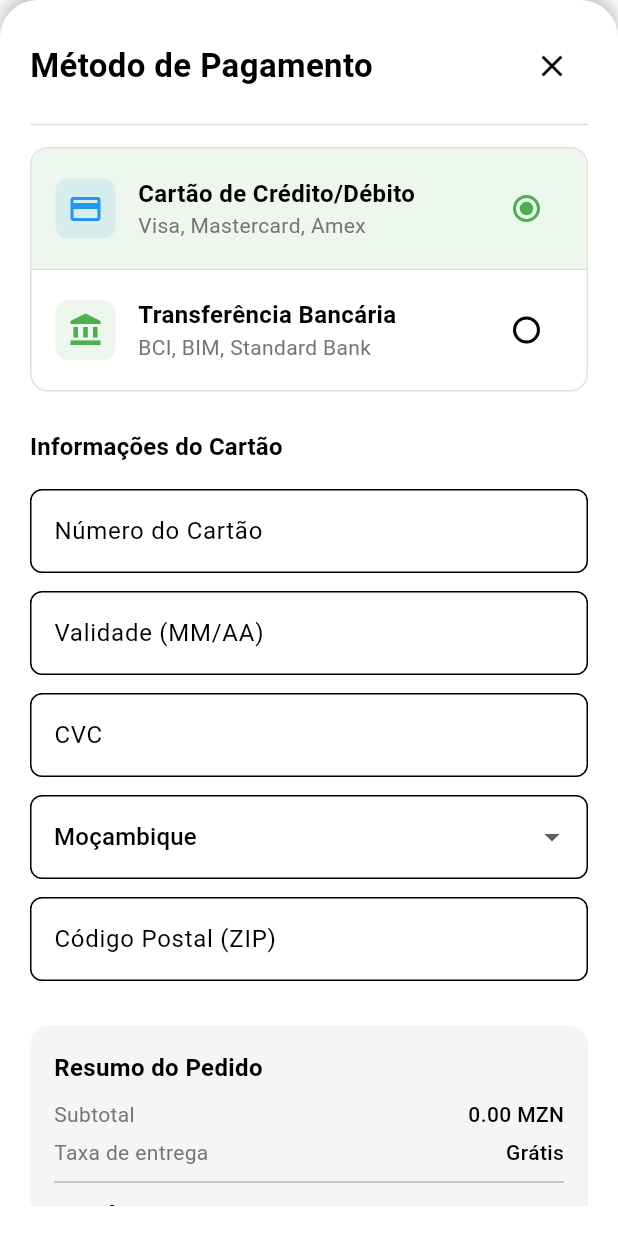
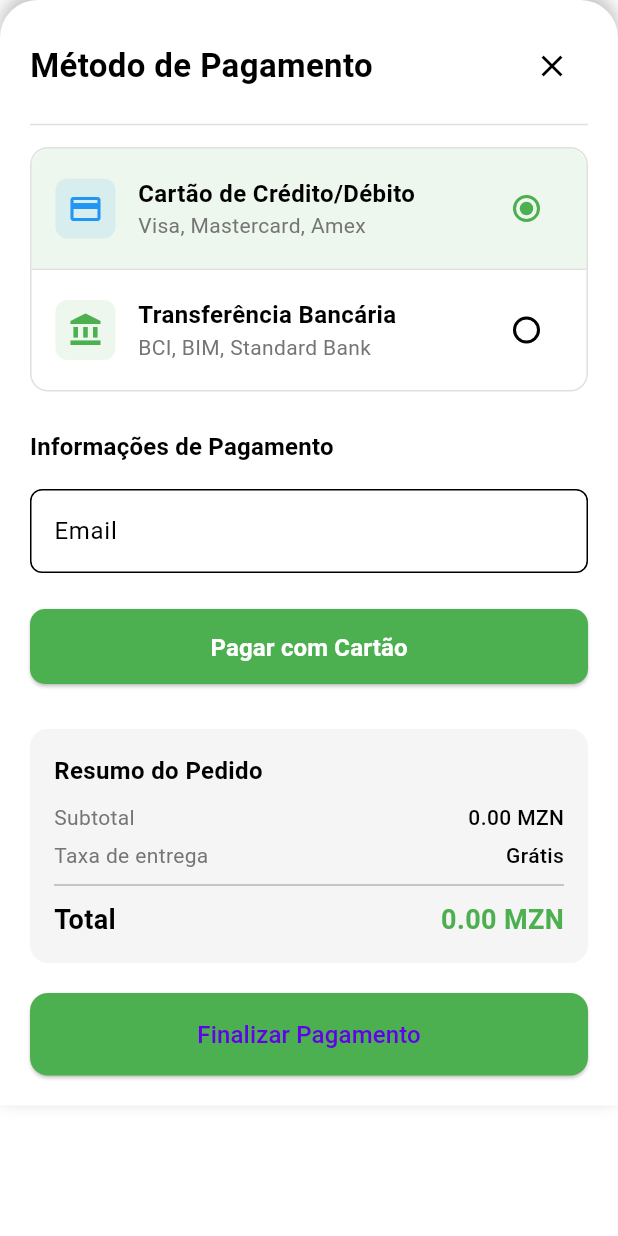
Before and after one commit to restenPiz/healthClick_app, a Flutter app: the PaymentMethodsScreen widget shown alone on an empty page, opened directly with empty values, on a phone screen of 412 x 824 dp. Run offline on Flutter 3.47's test engine with Material 3 defaults, Android fonts, the light colour scheme and no system bars; our stand-ins replace custom_refresh_indicator, firebase_auth, firebase_core, geolocator, getwidget, google_maps_flutter and 4 more; missing offline and left inert: flutter_stripe, laravel_echo; accounts and stored records are empty; network calls fail.

Commit message:
Working on solve bugs in the payment section

```diff
--- a/healthclick_app/lib/screens/cart/PaymentMethodsScreen.dart
+++ b/healthclick_app/lib/screens/cart/PaymentMethodsScreen.dart
@@ -2,7 +2,6 @@
 import 'package:healthclick_app/models/CartProvider.dart';
 import 'package:healthclick_app/screens/cart/StripeCheckoutWidget.dart';
 import 'package:healthclick_app/screens/cart/BankTransferWidget.dart';
-import 'package:provider/provider.dart';
 
 class PaymentMethodsScreen extends StatefulWidget {
   final CartProvider cart;
@@ -19,16 +18,21 @@
 class _PaymentMethodsScreenState extends State<PaymentMethodsScreen> {
   bool _isStripePayment = true;
   final _formKey = GlobalKey<FormState>();
+  final GlobalKey<BankTransferWidgetState> _bankKey =
+      GlobalKey<BankTransferWidgetState>();
   bool _isProcessing = false;
 
   @override
   Widget build(BuildContext context) {
     final isDarkMode = Theme.of(context).brightness == Brightness.dark;
     final cardColor = isDarkMode ? Theme.of(context).cardColor : Colors.white;
-    final dividerColor = isDarkMode ? Colors.grey.shade700 : Colors.grey.shade300;
-    final subtitleColor = isDarkMode ? Colors.grey.shade300 : Colors.grey.shade600;
+    final dividerColor =
+        isDarkMode ? Colors.grey.shade700 : Colors.grey.shade300;
+    final subtitleColor =
+        isDarkMode ? Colors.grey.shade300 : Colors.grey.shade600;
     final shadowColor = isDarkMode ? Colors.black54 : Colors.black26;
-    final summaryBackgroundColor = isDarkMode ? Colors.grey.shade800 : Colors.grey.shade100;
+    final summaryBackgroundColor =
+        isDarkMode ? Colors.grey.shade800 : Colors.grey.shade100;
 
     return Container(
       decoration: BoxDecoration(
@@ -63,7 +67,7 @@
               _buildPaymentMethodSelector(isDarkMode, dividerColor),
               const SizedBox(height: 25),
 
-              // Render Stripe or Bank section inline
+              // Render Stripe ou Bank Transfer
               if (_isStripePayment)
                 StripeCheckoutWidget(
                   amount: (widget.cart.totalAmount * 100).toDouble(),
@@ -77,9 +81,11 @@
                   }).toList(),
                   scrollController: ScrollController(),
                 )
-                // BankTransferWidget(cart: widget.cart)
               else
-                BankTransferWidget(cart: widget.cart),
+                BankTransferWidget(
+                  key: _bankKey,
+                  cart: widget.cart,
+                ),
 
               const SizedBox(height: 30),
               _buildOrderSummary(summaryBackgroundColor, subtitleColor),
@@ -109,7 +115,8 @@
   }
 
   Widget _buildPaymentMethodSelector(bool isDarkMode, Color dividerColor) {
-    final borderColor = isDarkMode ? Colors.grey.shade700 : Colors.grey.shade300;
+    final borderColor =
+        isDarkMode ? Colors.grey.shade700 : Colors.grey.shade300;
 
     return Container(
       decoration: BoxDecoration(
@@ -186,15 +193,22 @@
               child: Column(
                 crossAxisAlignment: CrossAxisAlignment.start,
                 children: [
-                  Text(title, style: const TextStyle(fontWeight: FontWeight.w600, fontSize: 16)),
-                  Text(subtitle, style: TextStyle(color: isDarkMode ? Colors.grey.shade300 : Colors.grey.shade600)),
+                  Text(title,
+                      style: const TextStyle(
+                          fontWeight: FontWeight.w600, fontSize: 16)),
+                  Text(subtitle,
+                      style: TextStyle(
+                          color: isDarkMode
+                              ? Colors.grey.shade300
+                              : Colors.grey.shade600)),
                 ],
               ),
             ),
             Radio(
               value: isTopOption,
               groupValue: _isStripePayment,
-              onChanged: (value) => setState(() => _isStripePayment = value as bool),
+              onChanged: (value) =>
+                  setState(() => _isStripePayment = value as bool),
               activeColor: Colors.green,
             ),
           ],
@@ -206,17 +220,20 @@
   Widget _buildOrderSummary(Color backgroundColor, Color subtitleColor) {
     return Container(
       padding: const EdgeInsets.all(16),
-      decoration: BoxDecoration(color: backgroundColor, borderRadius: BorderRadius.circular(12)),
+      decoration: BoxDecoration(
+          color: backgroundColor, borderRadius: BorderRadius.circular(12)),
       child: Column(
         crossAxisAlignment: CrossAxisAlignment.start,
         children: [
-          const Text('Resumo do Pedido', style: TextStyle(fontWeight: FontWeight.bold, fontSize: 16)),
+          const Text('Resumo do Pedido',
+              style: TextStyle(fontWeight: FontWeight.bold, fontSize: 16)),
           const SizedBox(height: 10),
           Row(
             mainAxisAlignment: MainAxisAlignment.spaceBetween,
             children: [
               Text('Subtotal', style: TextStyle(color: subtitleColor)),
-              Text('${widget.cart.totalAmount.toStringAsFixed(2)} MZN', style: const TextStyle(fontWeight: FontWeight.w500)),
+              Text('${widget.cart.totalAmount.toStringAsFixed(2)} MZN',
+                  style: const TextStyle(fontWeight: FontWeight.w500)),
             ],
           ),
           const SizedBox(height: 5),
@@ -224,16 +241,21 @@
             mainAxisAlignment: MainAxisAlignment.spaceBetween,
             children: [
               Text('Taxa de entrega', style: TextStyle(color: subtitleColor)),
-              const Text('Grátis', style: TextStyle(fontWeight: FontWeight.w500)),
+              const Text('Grátis',
+                  style: TextStyle(fontWeight: FontWeight.w500)),
             ],
           ),
           Divider(height: 20, color: subtitleColor.withOpacity(0.5)),
           Row(
             mainAxisAlignment: MainAxisAlignment.spaceBetween,
             children: [
-              const Text('Total', style: TextStyle(fontWeight: FontWeight.bold, fontSize: 18)),
+              const Text('Total',
+                  style: TextStyle(fontWeight: FontWeight.bold, fontSize: 18)),
               Text('${widget.cart.totalAmount.toStringAsFixed(2)} MZN',
-                  style: const TextStyle(fontWeight: FontWeight.bold, fontSize: 18, color: Colors.green)),
+                  style: const TextStyle(
+                      fontWeight: FontWeight.bold,
+                      fontSize: 18,
+                      color: Colors.green)),
             ],
           ),
         ],
@@ -246,20 +268,22 @@
       width: double.infinity,
       height: 55,
       child: ElevatedButton(
-        onPressed: _isProcessing ? null : () async {
+        onPressed: _isProcessing
+            ? null
+            : () async {
                 if (_formKey.currentState!.validate()) {
                   setState(() => _isProcessing = true);
                   try {
-              if (!_isStripePayment) {
-                final bankTransferState = BankTransferWidget.of(context);
-                if (bankTransferState != null) {
-                  if (bankTransferState.validateAndSubmit()) {
+                    if (_isStripePayment) {
+                      // Stripe já é processado diretamente no widget
+                      Navigator.of(context)
+                          .pop(); // Você pode mudar essa lógica se quiser feedback
+                    } else {
+                      final isValid =
+                          _bankKey.currentState?.validateAndSubmit() ?? false;
+                      if (isValid) {
                         Navigator.of(context).pop();
                       }
-                }
-              } else {
-                // Stripe: tudo ocorre no próprio widget agora
-                // você pode fazer alguma lógica aqui se necessário
                     }
                   } finally {
                     if (mounted) setState(() => _isProcessing = false);
@@ -268,7 +292,8 @@
               },
         style: ElevatedButton.styleFrom(
           backgroundColor: Colors.green,
-          shape: RoundedRectangleBorder(borderRadius: BorderRadius.circular(12)),
+          shape:
+              RoundedRectangleBorder(borderRadius: BorderRadius.circular(12)),
         ),
         child: _isProcessing
             ? const CircularProgressIndicator(color: Colors.white)
--- a/healthclick_app/lib/screens/cart/StripeCheckoutWidget.dart
+++ b/healthclick_app/lib/screens/cart/StripeCheckoutWidget.dart
@@ -1,6 +1,8 @@
 import 'package:flutter/material.dart';
+import 'package:flutter_stripe/flutter_stripe.dart';
 import 'package:http/http.dart' as http;
 import 'dart:convert';
+import 'package:firebase_auth/firebase_auth.dart';
 
 class StripeCheckoutWidget extends StatefulWidget {
   final double amount;
@@ -22,23 +24,15 @@
 
 class _StripeCheckoutWidgetState extends State<StripeCheckoutWidget> {
   bool _isProcessing = false;
+  final TextEditingController _emailController = TextEditingController();
 
-  final TextEditingController _emailController = TextEditingController();
-  final TextEditingController _cardNumberController = TextEditingController();
-  final TextEditingController _expiryController =
-      TextEditingController(); // MM/YY
-  final TextEditingController _cvcController = TextEditingController();
-  final TextEditingController _postalCodeController = TextEditingController();
+  // Inicialize o Stripe em main.dart com sua publishable key
+  // Stripe.publishableKey = 'pk_test_your_publishable_key';
 
-  String _selectedCountry = 'Mozambique';
-
-  Future<void> _payWithCard() async {
-    if (_emailController.text.isEmpty ||
-        _cardNumberController.text.isEmpty ||
-        _expiryController.text.isEmpty ||
-        _cvcController.text.isEmpty) {
+  Future<void> _makePayment() async {
+    if (_emailController.text.isEmpty) {
       ScaffoldMessenger.of(context).showSnackBar(
-        const SnackBar(content: Text('Por favor, preencha todos os campos')),
+        const SnackBar(content: Text('Por favor, forneça um email')),
       );
       return;
     }
@@ -46,26 +40,37 @@
     setState(() => _isProcessing = true);
 
     try {
-      final response = await http.post(
-        Uri.parse('http://192.168.100.139:8000/api/stripe/pay-direct'),
-        headers: {'Content-Type': 'application/json'},
-        body: jsonEncode({
-          'amount': widget.amount.toInt(),
-          'currency': widget.currency,
-          'email': _emailController.text,
-          'card_number': _cardNumberController.text,
-          'exp': _expiryController.text,
-          'cvc': _cvcController.text,
-          'postal_code': _postalCodeController.text,
-          'country': _selectedCountry,
-        }),
+      // 1. Criar setup de pagamento no servidor
+      final paymentIntentResult = await _createPaymentIntent();
+      if (paymentIntentResult == null)
+        throw Exception('Falha ao criar payment intent');
+
+      // 2. Configurar dados de faturamento
+      final billingDetails = BillingDetails(
+        email: _emailController.text,
       );
 
-      final jsonResponse = jsonDecode(response.body);
+      // 3. Exibir sheet de pagamento Stripe
+      await Stripe.instance.initPaymentSheet(
+        paymentSheetParameters: SetupPaymentSheetParameters(
+          paymentIntentClientSecret: paymentIntentResult['clientSecret'],
+          merchantDisplayName: 'Seu Nome de Negócio',
+          billingDetails: billingDetails,
+          style: ThemeMode.system,
+          // Customização:
+          appearance: PaymentSheetAppearance(
+            colors: PaymentSheetAppearanceColors(
+              primary: Colors.green,
+            ),
+          ),
+        ),
+      );
 
-      if (response.statusCode != 200 || jsonResponse['success'] != true) {
-        throw Exception(jsonResponse['message'] ?? 'Erro no pagamento');
-      }
+      // 4. Exibir folha de pagamento ao usuário
+      await Stripe.instance.presentPaymentSheet();
+
+      // 5. Confirmar pagamento com servidor
+      await _confirmPayment(paymentIntentResult['id']);
 
       if (mounted) {
         ScaffoldMessenger.of(context).showSnackBar(
@@ -74,15 +79,77 @@
         Navigator.of(context).pop();
       }
     } catch (e) {
+      if (e is StripeException) {
+        if (mounted) {
+          ScaffoldMessenger.of(context).showSnackBar(
+            SnackBar(content: Text('❌ Erro: ${e.error.localizedMessage}')),
+          );
+        }
+      } else {
         if (mounted) {
           ScaffoldMessenger.of(context).showSnackBar(
             SnackBar(content: Text('❌ Erro: $e')),
           );
         }
+      }
     } finally {
       if (mounted) {
         setState(() => _isProcessing = false);
       }
+    }
+  }
+
+  Future<Map<String, dynamic>?> _createPaymentIntent() async {
+    final user = FirebaseAuth.instance.currentUser;
+    final userId = user?.uid;
+
+    try {
+      final response = await http.post(
+        Uri.parse(
+            'http://192.168.100.139:8000/api/stripe/create-payment-intent'),
+        headers: {'Content-Type': 'application/json'},
+        body: jsonEncode({
+          'amount': (widget.amount * 100).toInt(), // converter para centavos
+          'currency': widget.currency.toLowerCase(),
+          'email': _emailController.text,
+          'firebase_uid': userId,
+          'items': widget.items,
+        }),
+      );
+
+      final jsonResponse = jsonDecode(response.body);
+
+      if (response.statusCode != 200 || jsonResponse['success'] != true) {
+        throw Exception(
+            jsonResponse['message'] ?? 'Erro ao criar payment intent');
+      }
+
+      return jsonResponse['data'];
+    } catch (e) {
+      rethrow;
+    }
+  }
+
+  Future<void> _confirmPayment(String paymentIntentId) async {
+    try {
+      final response = await http.post(
+        Uri.parse('http://192.168.100.139:8000/api/stripe/confirm-payment'),
+        headers: {'Content-Type': 'application/json'},
+        body: jsonEncode({
+          'payment_intent_id': paymentIntentId,
+          'firebase_uid': FirebaseAuth.instance.currentUser?.uid,
+          'items': widget.items,
+        }),
+      );
+
+      final jsonResponse = jsonDecode(response.body);
+
+      if (response.statusCode != 200 || jsonResponse['success'] != true) {
+        throw Exception(
+            jsonResponse['message'] ?? 'Erro ao confirmar pagamento');
+      }
+    } catch (e) {
+      rethrow;
     }
   }
 
@@ -95,114 +162,52 @@
       crossAxisAlignment: CrossAxisAlignment.start,
       children: [
         Text(
-          'Informações do Cartão',
+          'Informações de Pagamento',
           style: theme.textTheme.titleMedium
               ?.copyWith(fontWeight: FontWeight.bold),
         ),
         const SizedBox(height: 16),
-
-        // Número do cartão
         TextFormField(
-          controller: _cardNumberController,
+          controller: _emailController,
           decoration: InputDecoration(
-            labelText: 'Número do Cartão',
-            hintText: '4242 4242 4242 4242',
+            labelText: 'Email',
+            hintText: 'seuemail@exemplo.com',
             border: OutlineInputBorder(borderRadius: BorderRadius.circular(8)),
             filled: true,
             fillColor: isDark ? Colors.grey.shade800 : Colors.white,
           ),
-          keyboardType: TextInputType.number,
+          keyboardType: TextInputType.emailAddress,
         ),
-        const SizedBox(height: 12),
-
-        // Validade
-        TextFormField(
-          controller: _expiryController,
-          decoration: InputDecoration(
-            labelText: 'Validade (MM/AA)',
-            hintText: '12/34',
-            border: OutlineInputBorder(borderRadius: BorderRadius.circular(8)),
-            filled: true,
-            fillColor: isDark ? Colors.grey.shade800 : Colors.white,
+        const SizedBox(height: 24),
+        SizedBox(
+          width: double.infinity,
+          height: 50,
+          child: ElevatedButton(
+            onPressed: _isProcessing ? null : _makePayment,
+            style: ElevatedButton.styleFrom(
+              backgroundColor: Colors.green,
+              foregroundColor: Colors.white,
+              shape: RoundedRectangleBorder(
+                borderRadius: BorderRadius.circular(10),
               ),
-          keyboardType: TextInputType.datetime,
+              padding: const EdgeInsets.symmetric(vertical: 14),
+              disabledBackgroundColor: Colors.grey,
             ),
-        const SizedBox(height: 12),
-
-        // CVC
-        TextFormField(
-          controller: _cvcController,
-          decoration: InputDecoration(
-            labelText: 'CVC',
-            hintText: '123',
-            border: OutlineInputBorder(borderRadius: BorderRadius.circular(8)),
-            filled: true,
-            fillColor: isDark ? Colors.grey.shade800 : Colors.white,
+            child: _isProcessing
+                ? const SizedBox(
+                    height: 20,
+                    width: 20,
+                    child: CircularProgressIndicator(
+                      strokeWidth: 2,
+                      color: Colors.white,
                     ),
-          keyboardType: TextInputType.number,
-        ),
-        const SizedBox(height: 12),
-        // País
-        DropdownButtonFormField<String>(
-          value: _selectedCountry,
-          items: const [
-            DropdownMenuItem(value: 'Mozambique', child: Text('Moçambique')),
-            DropdownMenuItem(value: 'US', child: Text('Estados Unidos')),
-          ],
-          onChanged: (value) {
-            setState(() => _selectedCountry = value!);
-          },
-          decoration: InputDecoration(
-            border: OutlineInputBorder(borderRadius: BorderRadius.circular(8)),
-            filled: true,
-            fillColor: isDark ? Colors.grey.shade800 : Colors.white,
+                  )
+                : const Text(
+                    'Pagar com Cartão',
+                    style: TextStyle(fontSize: 16, fontWeight: FontWeight.bold),
                   ),
           ),
-        const SizedBox(height: 12),
-
-        // Código Postal
-        TextFormField(
-          controller: _postalCodeController,
-          decoration: InputDecoration(
-            labelText: 'Código Postal (ZIP)',
-            border: OutlineInputBorder(borderRadius: BorderRadius.circular(8)),
-            filled: true,
-            fillColor: isDark ? Colors.grey.shade800 : Colors.white,
         ),
-          keyboardType: TextInputType.number,
-        ),
-        // const SizedBox(height: 24),
-
-        // // Botão de pagamento
-        // SizedBox(
-        //   width: double.infinity,
-        //   height: 50,
-        //   child: ElevatedButton(
-        //     onPressed: _isProcessing ? null : _payWithCard,
-        //     style: ElevatedButton.styleFrom(
-        //       backgroundColor: Colors.green,
-        //       foregroundColor: Colors.white,
-        //       shape: RoundedRectangleBorder(
-        //         borderRadius: BorderRadius.circular(10),
-        //       ),
-        //       padding: const EdgeInsets.symmetric(vertical: 14),
-        //       disabledBackgroundColor: Colors.grey,
-        //     ),
-        //     child: _isProcessing
-        //         ? const SizedBox(
-        //             height: 20,
-        //             width: 20,
-        //             child: CircularProgressIndicator(
-        //               strokeWidth: 2,
-        //               color: Colors.white,
-        //             ),
-        //           )
-        //         : const Text(
-        //             'Pagar',
-        //             style: TextStyle(fontSize: 16, fontWeight: FontWeight.bold),
-        //           ),
-        //   ),
-        // ),
       ],
     );
   }
```
Also changed, not shown: 4 other files. Lines whose indentation alone changed are shown as unchanged.
